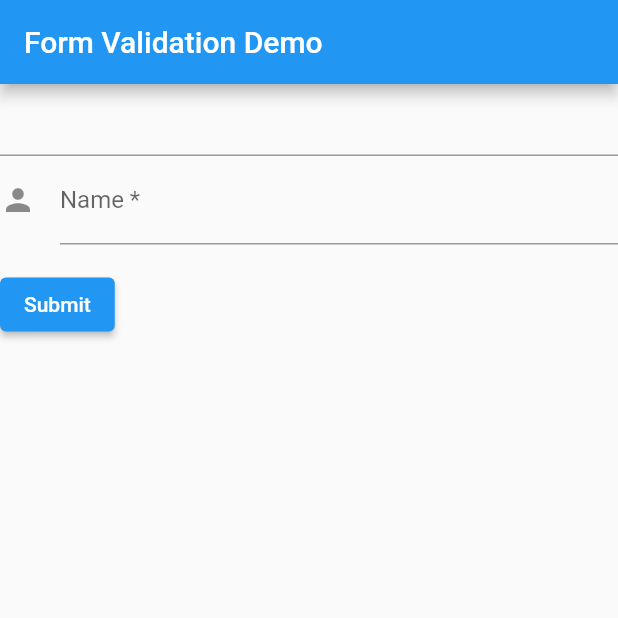
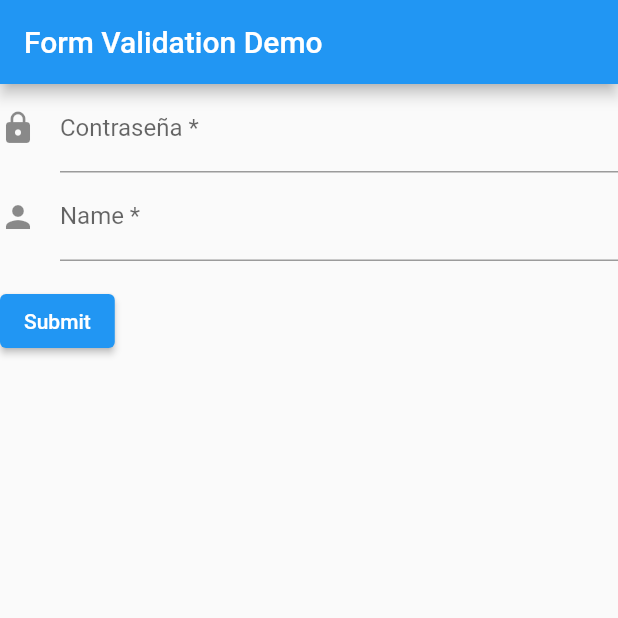
Before and after one commit to imagochan/app_para_tickets_en_linea, a Flutter app: the screen it shows after launch, on a phone screen of 412 x 824 dp, the top half of it. Run offline on Flutter 3.47's test engine with Material 2 defaults, Android fonts, the phone set to English and light mode, and no system bars.

Commit message:
testing out a login form

```diff
--- a/lib/main.dart
+++ b/lib/main.dart
@@ -248,6 +248,11 @@
         children: [
           TextFormField(
             // The validator receives the text that the user has entered.
+            decoration: const InputDecoration(
+              icon: Icon(Icons.lock),
+              hintText: 'Cual es tu contraseña?',
+              labelText: 'Contraseña *'
+            ),
             validator: (value) {
               if (value == null || value.isEmpty) {
                 return 'Please enter some text';
```
